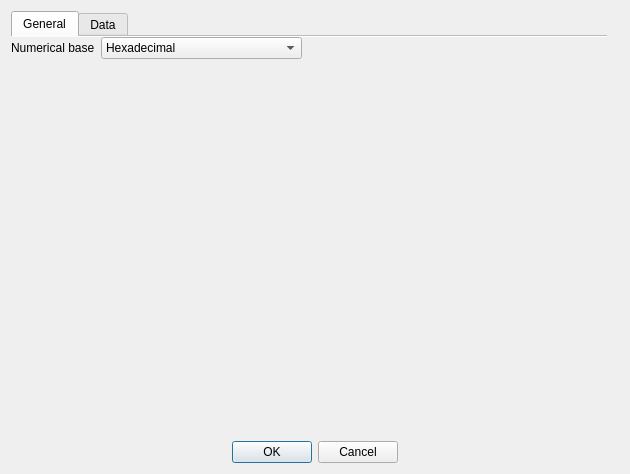
First picture: the form in src/cdlgmainsettings.ui, repository grodansparadis/vscp-works-qt, before the edit.
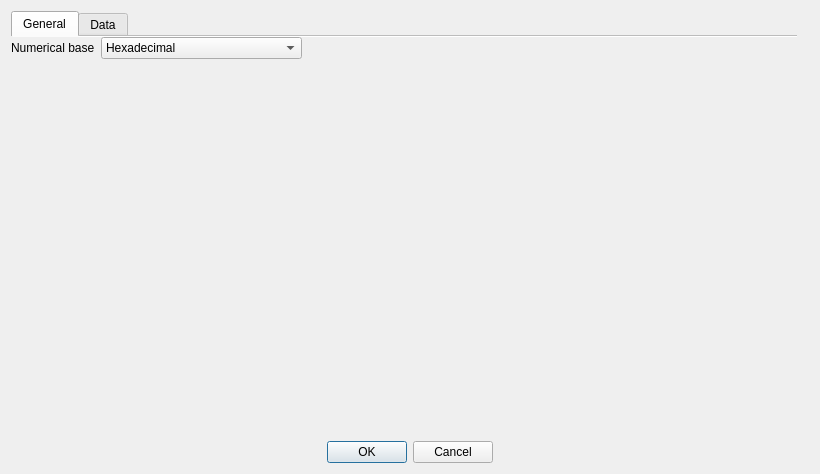
Second picture: the form after the edit.

```diff
--- a/src/cdlgmainsettings.ui
+++ b/src/cdlgmainsettings.ui
@@ -6,7 +6,7 @@
    <rect>
     <x>0</x>
     <y>0</y>
-    <width>630</width>
+    <width>820</width>
     <height>474</height>
    </rect>
   </property>
```
Left out of the diff: 12 changed lines with no effect on the pictures.
